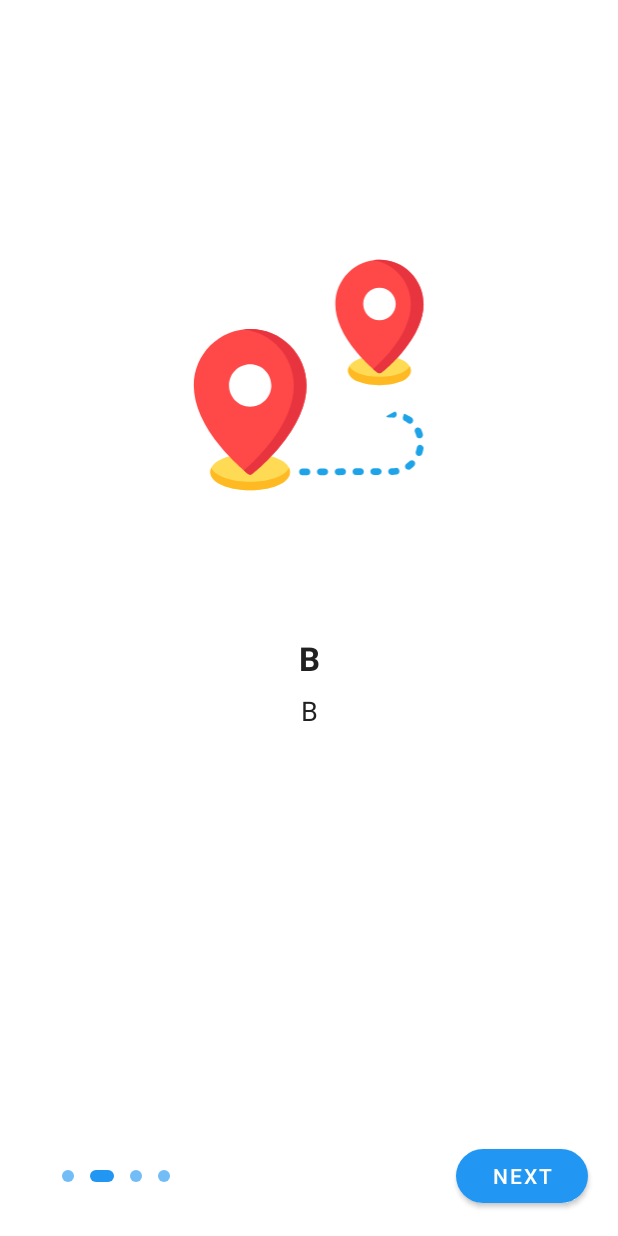
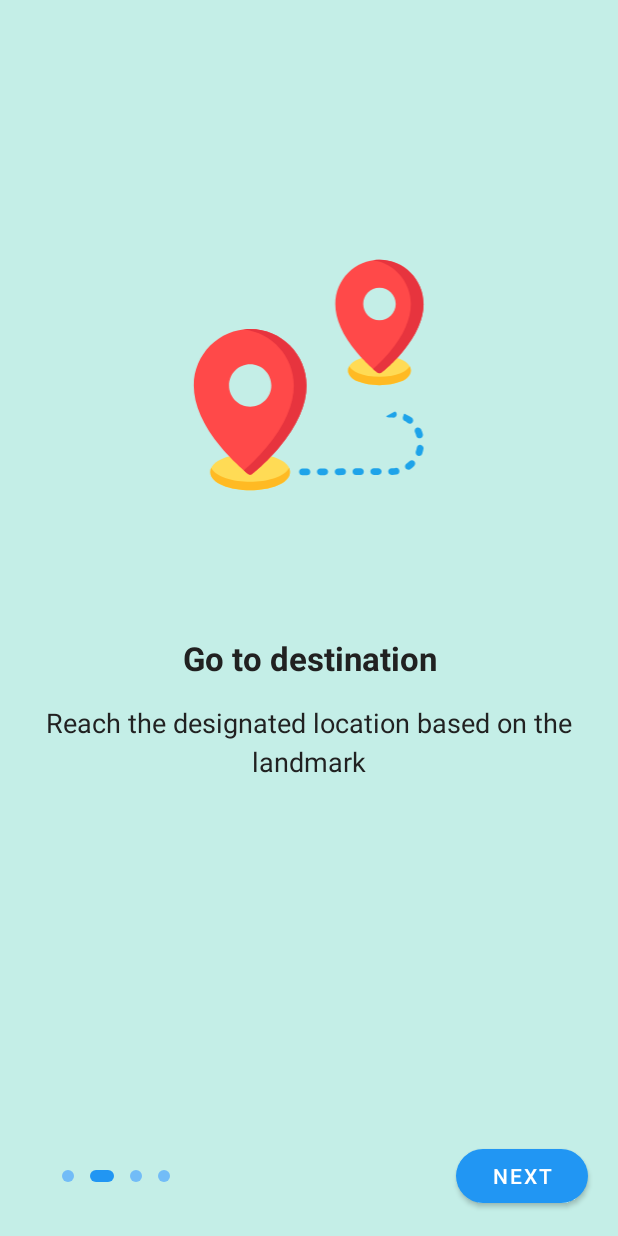
Before and after one commit to t104360088/TreasureHunter, an Android app: the screen it shows after launch (MainActivity), after a tap on "NEXT", on a phone screen of 412 x 824 dp. Run offline under Robolectric (Android 15) with nearby library versions, the light colour scheme and no system bars.

Commit message:
Add color and adjust layout

```diff
--- a/app/src/main/java/com/example/treasurehunter/Adapter.kt
+++ b/app/src/main/java/com/example/treasurehunter/Adapter.kt
@@ -4,11 +4,13 @@ import android.view.LayoutInflater
 import android.view.View
 import android.view.ViewGroup
 import android.widget.TextView
+import androidx.constraintlayout.widget.ConstraintLayout
 import androidx.recyclerview.widget.RecyclerView
 import com.airbnb.lottie.LottieAnimationView
 
 class Adapter(private val items: List<MainActivity.Item>) : RecyclerView.Adapter<Adapter.ViewHolder>() {
     class ViewHolder(v: View) : RecyclerView.ViewHolder(v) {
+        val cl = v.findViewById<ConstraintLayout>(R.id.cl)
         val tv_title = v.findViewById<TextView>(R.id.tv_title)
         val tv_text = v.findViewById<TextView>(R.id.tv_text)
         val view_anim = v.findViewById<LottieAnimationView>(R.id.view_anim)
@@ -25,9 +27,10 @@ class Adapter(private val items: List<MainActivity.Item>) : RecyclerView.Adapter
 
     override fun onBindViewHolder(holder: ViewHolder, position: Int) {
         items.getOrNull(position)?.let {
+            holder.cl.setBackgroundResource(it.bgColor)
             holder.tv_title.text = it.title
             holder.tv_text.text = it.text
-            holder.view_anim.setAnimation(it.res)
+            holder.view_anim.setAnimation(it.anim)
         }
     }
 }
--- a/app/src/main/java/com/example/treasurehunter/MainActivity.kt
+++ b/app/src/main/java/com/example/treasurehunter/MainActivity.kt
@@ -15,7 +15,8 @@ class MainActivity : AppCompatActivity() {
     private lateinit var adapter: Adapter
 
     class Item(
-        val res: Int,
+        val bgColor: Int,
+        val anim: Int,
         val title: String,
         val text: String
     )
@@ -29,12 +30,18 @@ class MainActivity : AppCompatActivity() {
     }
 
     private fun setAdapter() {
-        val first = Item(R.raw.first,
+        val first = Item(R.color.yellow, R.raw.first,
             "Welcome to Treasure Hunter",
-            "Play the game to win the award and enjoy it!")
-        val second = Item(R.raw.second, "B", "B")
-        val third = Item(R.raw.third, "B", "B")
-        val fourth = Item(R.raw.fourth, "B", "B")
+            "Hi, you are a hunter looking for treasures,\nthis is a game tailored for you, enjoy it！")
+        val second = Item(R.color.green, R.raw.second,
+            "Go to destination",
+            "Reach the designated location based on the landmark")
+        val third = Item(R.color.orange, R.raw.third,
+            "Take pictures of the target",
+            "Follow the prompts to find the answer and take a photo, and enter the next stage after the correct answer")
+        val fourth = Item(R.color.purple, R.raw.fourth,
+            "Win the treasure",
+            "After completing the three stages, the map will show the location of the treasure")
         val items = arrayListOf(first, second, third, fourth)
 
         adapter = Adapter(items)
--- a/app/src/main/res/layout/activity_main.xml
+++ b/app/src/main/res/layout/activity_main.xml
@@ -22,7 +22,7 @@
         android:id="@+id/viewPager"
         android:layout_width="match_parent"
         android:layout_height="0dp"
-        app:layout_constraintBottom_toTopOf="@+id/btn_next"
+        app:layout_constraintBottom_toBottomOf="parent"
         app:layout_constraintTop_toTopOf="parent" />
 
     <LinearLayout
--- a/app/src/main/res/layout/item_container.xml
+++ b/app/src/main/res/layout/item_container.xml
@@ -1,5 +1,6 @@
 <?xml version="1.0" encoding="utf-8"?>
 <androidx.constraintlayout.widget.ConstraintLayout
+    android:id="@+id/cl"
     xmlns:android="http://schemas.android.com/apk/res/android"
     android:layout_width="match_parent"
     android:layout_height="match_parent"
@@ -38,9 +39,10 @@
         android:id="@+id/tv_text"
         android:layout_width="0dp"
         android:layout_height="wrap_content"
-        android:layout_marginStart="16dp"
-        android:layout_marginTop="8dp"
-        android:layout_marginEnd="16dp"
+        android:layout_marginStart="12dp"
+        android:layout_marginTop="16dp"
+        android:layout_marginEnd="12dp"
+        android:lineSpacingMultiplier="1.2"
         android:gravity="center"
         android:textColor="@color/colorTextPrimary"
         android:textSize="18dp"
--- a/app/src/main/res/values/colors.xml
+++ b/app/src/main/res/values/colors.xml
@@ -7,4 +7,9 @@
     <color name="colorTextSecondary">#757575</color>
     <color name="colorBackground">#FFFFFF</color>
     <color name="colorIndicatorInactive">#72BCF7</color>
+
+    <color name="yellow">#eee7c4</color>
+    <color name="green">#c4eee7</color>
+    <color name="orange">#FFAB91</color>
+    <color name="purple">#c4cbee</color>
 </resources>
```
